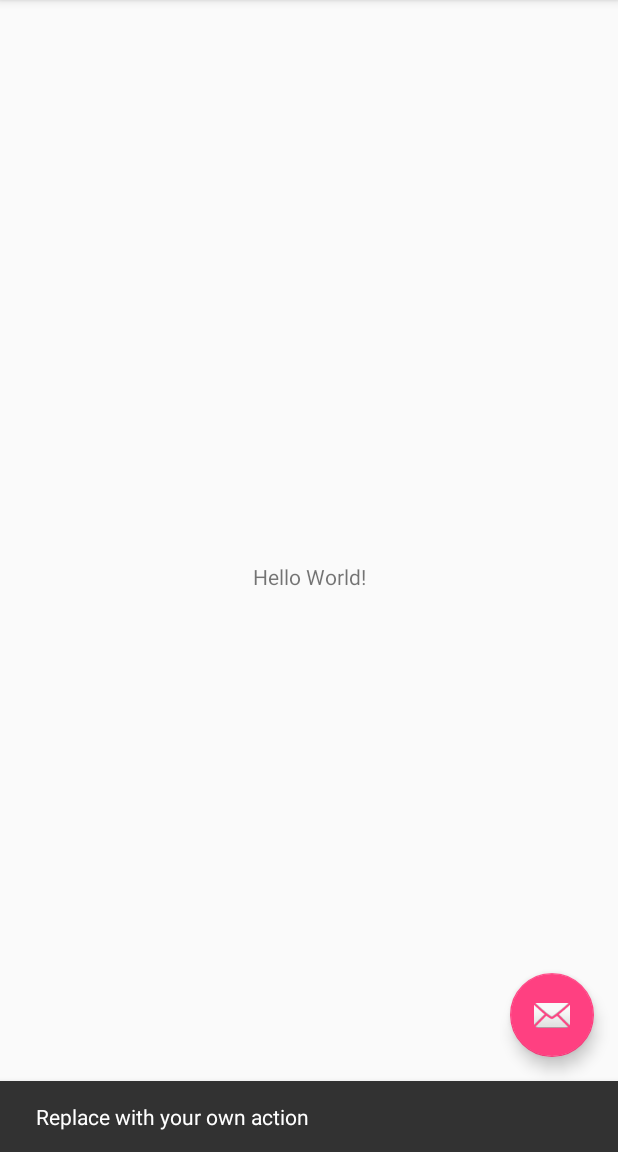
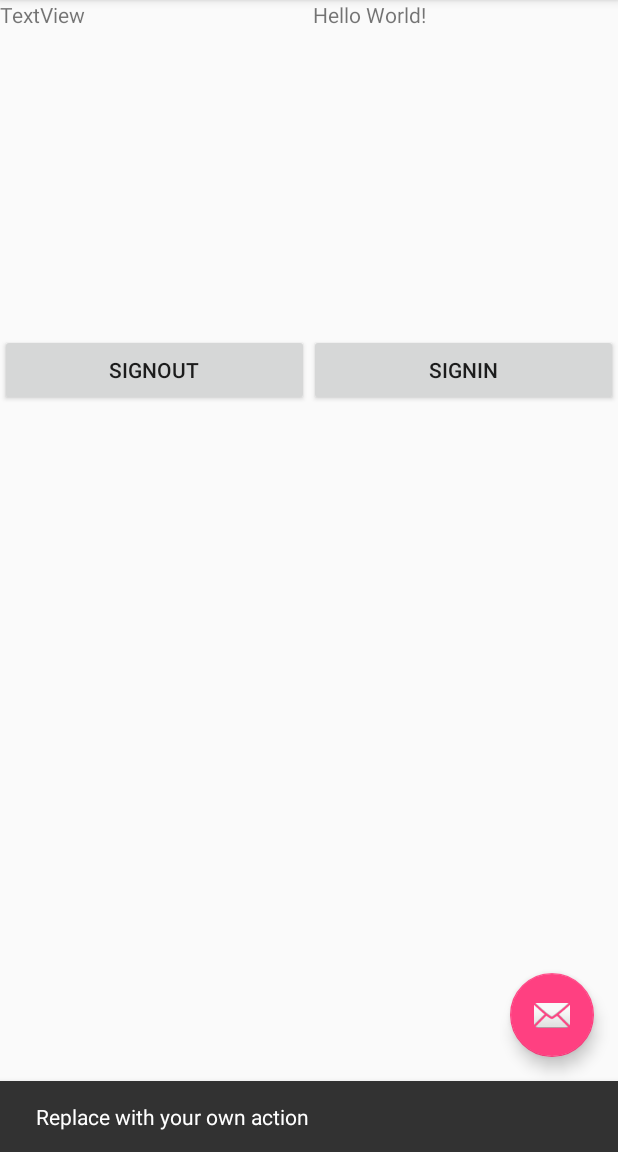
Before and after one commit to alfredo-milani/DriveemBetter, an Android app: the screen it shows after launch (MainActivity), after a tap on an icon or button, on a phone screen of 412 x 824 dp, the part 84-1236 px from its top. Run offline under Robolectric (Android 15) with nearby library versions, the phone set to English and light mode, and no system bars; our stand-ins replace Firebase (no records; nobody signed in at launch, a user with empty details on screens opened directly).

```diff
--- a/app/src/main/java/com/driveembetter/proevolutionsoftware/driveembetter/MainActivity.java
+++ b/app/src/main/java/com/driveembetter/proevolutionsoftware/driveembetter/MainActivity.java
@@ -2,9 +2,8 @@ package com.driveembetter.proevolutionsoftware.driveembetter;
 
 import android.os.Bundle;
 import android.support.design.widget.FloatingActionButton;
+import android.support.design.widget.NavigationView;
 import android.support.design.widget.Snackbar;
-import android.view.View;
-import android.support.design.widget.NavigationView;
 import android.support.v4.view.GravityCompat;
 import android.support.v4.widget.DrawerLayout;
 import android.support.v7.app.ActionBarDrawerToggle;
@@ -12,9 +11,26 @@ import android.support.v7.app.AppCompatActivity;
 import android.support.v7.widget.Toolbar;
 import android.view.Menu;
 import android.view.MenuItem;
+import android.view.View;
+import android.widget.Button;
+import android.widget.ProgressBar;
+import android.widget.TextView;
+
+import com.driveembetter.proevolutionsoftware.driveembetter.authentication.Authentication;
+import com.driveembetter.proevolutionsoftware.driveembetter.authentication.AuthenticationProviderCreator;
+
 
 public class MainActivity extends AppCompatActivity
         implements NavigationView.OnNavigationItemSelectedListener {
+
+    private final static String TAG = "Authentication";
+
+    // variabili di debug
+    TextView test;
+    TextView test2;
+    Button signin;
+    Button signout;
+    ProgressBar progressBar;
 
     @Override
     protected void onCreate(Bundle savedInstanceState) {
@@ -38,8 +54,35 @@ public class MainActivity extends AppCompatActivity
         drawer.setDrawerListener(toggle);
         toggle.syncState();
 
-        NavigationView navigationView = (NavigationView) findViewById(R.id.nav_view);
+        final NavigationView navigationView = (NavigationView) findViewById(R.id.nav_view);
         navigationView.setNavigationItemSelectedListener(this);
+
+
+
+
+        // var per debug. DA CANCELLARE
+        test = (TextView) findViewById(R.id.test);
+        test2 = (TextView) findViewById(R.id.test2);
+        signin = (Button) findViewById(R.id.signin);
+        signout = (Button) findViewById(R.id.signout);
+        progressBar = (ProgressBar) findViewById(R.id.progressBar2);
+
+        final Authentication Provider = AuthenticationProviderCreator.getSingletonAuthenticationProvider(1, MainActivity.this);
+
+        signin.setOnClickListener(new View.OnClickListener() {
+            @Override
+            public void onClick(View view) {
+                progressBar.setVisibility(View.VISIBLE);
+                Provider.signIn("diocanino@dio.cane", "diocanino");
+                progressBar.setVisibility(View.INVISIBLE);
+            }
+        });
+        signout.setOnClickListener(new View.OnClickListener() {
+            @Override
+            public void onClick(View view) {
+                Provider.signOut();
+            }
+        });
     }
 
     @Override
@@ -98,4 +141,20 @@ public class MainActivity extends AppCompatActivity
         drawer.closeDrawer(GravityCompat.START);
         return true;
     }
+
+    @Override
+    public void onStart() {
+        super.onStart();
+        // mAuth.addAuthStateListener(mAuthListener);
+    }
+
+    @Override
+    public void onStop() {
+        super.onStop();
+        /*
+        if (mAuthListener != null) {
+            mAuth.removeAuthStateListener(mAuthListener);
+        }
+        */
+    }
 }
--- /dev/null
+++ b/app/src/main/java/com/driveembetter/proevolutionsoftware/driveembetter/authentication/Authentication.java
@@ -0,0 +1,76 @@
+package com.driveembetter.proevolutionsoftware.driveembetter.authentication;
+
+import android.content.Context;
+import android.support.annotation.NonNull;
+import android.util.Log;
+
+import com.driveembetter.proevolutionsoftware.driveembetter.entity.User;
+import com.google.firebase.auth.FirebaseAuth;
+import com.google.firebase.auth.FirebaseUser;
+
+/**
+ * Created by alfredo on 11/08/17.
+ */
+
+public abstract class Authentication {
+
+    private static String TAG = "Authentication";
+
+    protected Context mContext;
+
+    // variables for authentication with Firebase platoform
+    protected FirebaseAuth mAuth;
+    protected FirebaseAuth.AuthStateListener mAuthListener;
+    protected FirebaseUser firebaseUser;
+
+    public Authentication(Context context) {
+        this.mContext = context;
+        // this.firebaseUser = FirebaseAuth.getInstance().getCurrentUser();
+        this.mAuth = FirebaseAuth.getInstance();
+        this.mAuthListener = new FirebaseAuth.AuthStateListener() {
+            @Override
+            public void onAuthStateChanged(@NonNull FirebaseAuth firebaseAuth) {
+                FirebaseUser user = firebaseAuth.getCurrentUser();
+                if (user != null) {
+                    // User is signed in
+                    Log.d(TAG, "onAu_thStateChanged:signed_in:" + user.getUid());
+                } else {
+                    // User is signed out
+                    Log.d(TAG, "onAuthStateChanged:signed_out");
+                }
+            }
+        };
+    }
+
+
+
+    public abstract void signIn(String email, String password);
+
+    public abstract void signUp(String email, String password);
+
+    public abstract void signOut();
+
+    public void getCurrentFirebaseUser() {
+        this.firebaseUser = this.mAuth.getCurrentUser();
+    }
+
+    public User getUserInformation() {
+        if (this.firebaseUser != null) {
+            // Name, email address, and profile photo Url
+            return new User(
+                    this.firebaseUser.getDisplayName(),
+                    this.firebaseUser.getEmail(),
+                    this.firebaseUser.getPhotoUrl(),
+                    // The user's ID, unique to the Firebase project. Do NOT use this value to
+                    // authenticate with your backend server, if you have one. Use
+                    // FirebaseUser.getToken() instead.
+                    this.firebaseUser.getUid(),
+                    this.firebaseUser.isEmailVerified(),
+                    this.firebaseUser.getProviderId(),
+                    this.firebaseUser.getProviderData()
+            );
+        }
+
+        return null;
+    }
+}
--- /dev/null
+++ b/app/src/main/java/com/driveembetter/proevolutionsoftware/driveembetter/authentication/AuthenticationProviderCreator.java
@@ -0,0 +1,81 @@
+package com.driveembetter.proevolutionsoftware.driveembetter.authentication;
+
+import android.content.Context;
+import android.util.Log;
+
+/**
+ * Created by alfredo on 11/08/17.
+ */
+
+public class AuthenticationProviderCreator {
+
+    private final static String TAG = "AutenticationProvider";
+
+    private static Authentication singletonAuthenticationProvider = null;
+
+    private AuthenticationProviderCreator() {
+    }
+
+    public static Authentication getSingletonAuthenticationProvider() {
+        if (singletonAuthenticationProvider == null) {
+            Log.e(TAG, "Errore: nessun provider istanziato");
+        }
+
+        return singletonAuthenticationProvider;
+    }
+
+    /*
+    public static Authentication getSingletonAuthenticationProvider(int provider) {
+        if (singletonAuthenticationProvider == null) {
+            Log.e(TAG, "Errore: nessun provider istanziato");
+
+            switch (provider) {
+                // Firebase provider
+                case 1:
+                    singletonAuthenticationProvider = new Provider();
+                    break;
+
+                // Google provider
+                case 2:
+                    singletonAuthenticationProvider = new Google();
+                    break;
+
+                // Facebook provider
+                case 3:
+                    Log.d(TAG, "Not yet implemented");
+                    break;
+            }
+        }
+
+        return singletonAuthenticationProvider;
+    }
+    */
+
+    public static Authentication getSingletonAuthenticationProvider(int provider, Context mContext) {
+        if (singletonAuthenticationProvider == null) {
+            switch (provider) {
+                // Firebase provider
+                case 1:
+                    singletonAuthenticationProvider = new Provider(mContext);
+                break;
+
+                // Google provider
+                case 2:
+                    singletonAuthenticationProvider = new Google(mContext);
+                    break;
+
+                // Facebook provider
+                case 3:
+                    Log.d(TAG, "Not yet implemented");
+                    break;
+            }
+        }
+
+        return singletonAuthenticationProvider;
+    }
+
+    public static void resetSingletonAuthenticationProvider() {
+        Log.d(TAG, "Resetted provider");
+        singletonAuthenticationProvider = null;
+    }
+}
--- a/app/src/main/res/layout/app_bar_main.xml
+++ b/app/src/main/res/layout/app_bar_main.xml
@@ -20,8 +20,6 @@
 
     </android.support.design.widget.AppBarLayout>
 
-    <include layout="@layout/content_main" />
-
     <android.support.design.widget.FloatingActionButton
         android:id="@+id/fab"
         android:layout_width="wrap_content"
@@ -30,4 +28,6 @@
         android:layout_margin="@dimen/fab_margin"
         app:srcCompat="@android:drawable/ic_dialog_email" />
 
+    <include layout="@layout/content_main" />
+
 </android.support.design.widget.CoordinatorLayout>
--- a/app/src/main/res/layout/content_main.xml
+++ b/app/src/main/res/layout/content_main.xml
@@ -1,5 +1,5 @@
 <?xml version="1.0" encoding="utf-8"?>
-<android.support.constraint.ConstraintLayout xmlns:android="http://schemas.android.com/apk/res/android"
+<LinearLayout xmlns:android="http://schemas.android.com/apk/res/android"
     xmlns:app="http://schemas.android.com/apk/res-auto"
     xmlns:tools="http://schemas.android.com/tools"
     android:layout_width="match_parent"
@@ -8,13 +8,72 @@
     tools:context="com.driveembetter.proevolutionsoftware.driveembetter.MainActivity"
     tools:showIn="@layout/app_bar_main">
 
+    <LinearLayout
+        android:layout_width="match_parent"
+        android:layout_height="match_parent"
+        android:orientation="vertical"
+        tools:layout_editor_absoluteX="8dp"
+        tools:layout_editor_absoluteY="8dp">
+
+        <LinearLayout
+            android:layout_width="match_parent"
+            android:layout_height="wrap_content"
+            android:orientation="horizontal">
+
             <TextView
+                android:id="@+id/test2"
                 android:layout_width="wrap_content"
                 android:layout_height="wrap_content"
+                android:layout_weight="1"
+                android:text="TextView" />
+
+            <TextView
+                android:id="@+id/test"
+                android:layout_width="189dp"
+                android:layout_height="wrap_content"
+                android:layout_marginBottom="155dp"
                 android:text="Hello World!"
                 app:layout_constraintBottom_toBottomOf="parent"
                 app:layout_constraintLeft_toLeftOf="parent"
                 app:layout_constraintRight_toRightOf="parent"
-        app:layout_constraintTop_toTopOf="parent" />
+                android:layout_weight="0.09" />
+        </LinearLayout>
 
-</android.support.constraint.ConstraintLayout>
+        <ProgressBar
+            android:id="@+id/progressBar2"
+            style="?android:attr/progressBarStyle"
+            android:layout_width="match_parent"
+            android:layout_height="wrap_content"
+            android:visibility="invisible"
+            tools:layout_editor_absoluteX="167dp"
+            tools:layout_editor_absoluteY="100dp" />
+
+        <LinearLayout
+            android:layout_width="match_parent"
+            android:layout_height="match_parent"
+            android:orientation="horizontal"
+            tools:layout_editor_absoluteX="16dp"
+            tools:layout_editor_absoluteY="218dp">
+
+            <Button
+                android:id="@+id/signout"
+                android:layout_width="wrap_content"
+                android:layout_height="wrap_content"
+                android:layout_weight="1"
+                android:text="signout"
+                tools:layout_editor_absoluteX="88dp"
+                tools:layout_editor_absoluteY="35dp" />
+
+            <Button
+                android:id="@+id/signin"
+                android:layout_width="wrap_content"
+                android:layout_height="wrap_content"
+                android:layout_weight="1"
+                android:text="SIGNIN"
+                tools:layout_editor_absoluteX="248dp"
+                tools:layout_editor_absoluteY="35dp" />
+        </LinearLayout>
+
+    </LinearLayout>
+
+</LinearLayout>
--- a/app/src/main/res/values/drawables.xml
+++ b/app/src/main/res/values/drawables.xml
@@ -1,4 +1,4 @@
-<resources xmlns:android="http://schemas.android.com/apk/res/android">
+<resources>
     <item name="ic_menu_camera" type="drawable">@android:drawable/ic_menu_camera</item>
     <item name="ic_menu_gallery" type="drawable">@android:drawable/ic_menu_gallery</item>
     <item name="ic_menu_slideshow" type="drawable">@android:drawable/ic_menu_slideshow</item>
--- a/build.gradle
+++ b/build.gradle
@@ -9,6 +9,9 @@ buildscript {
 
         // NOTE: Do not place your application dependencies here; they belong
         // in the individual module build.gradle files
+
+        // Firebase service
+        classpath 'com.google.gms:google-services:3.1.0'
     }
 }
 
```
Also changed, not shown: app/build.gradle (+10 -0 lines), app/src/main/java/com/driveembetter/proevolutionsoftware/driveembetter/authentication/Google.java (added, +53 -0 lines), app/src/main/java/com/driveembetter/proevolutionsoftware/driveembetter/authentication/Provider.java (added, +98 -0 lines), app/src/main/java/com/driveembetter/proevolutionsoftware/driveembetter/constants/Constants.java (added, +8 -0 lines), app/src/main/java/com/driveembetter/proevolutionsoftware/driveembetter/entity/User.java (added, +81 -0 lines), 3 other files. Lines whose indentation alone changed are shown as unchanged.
